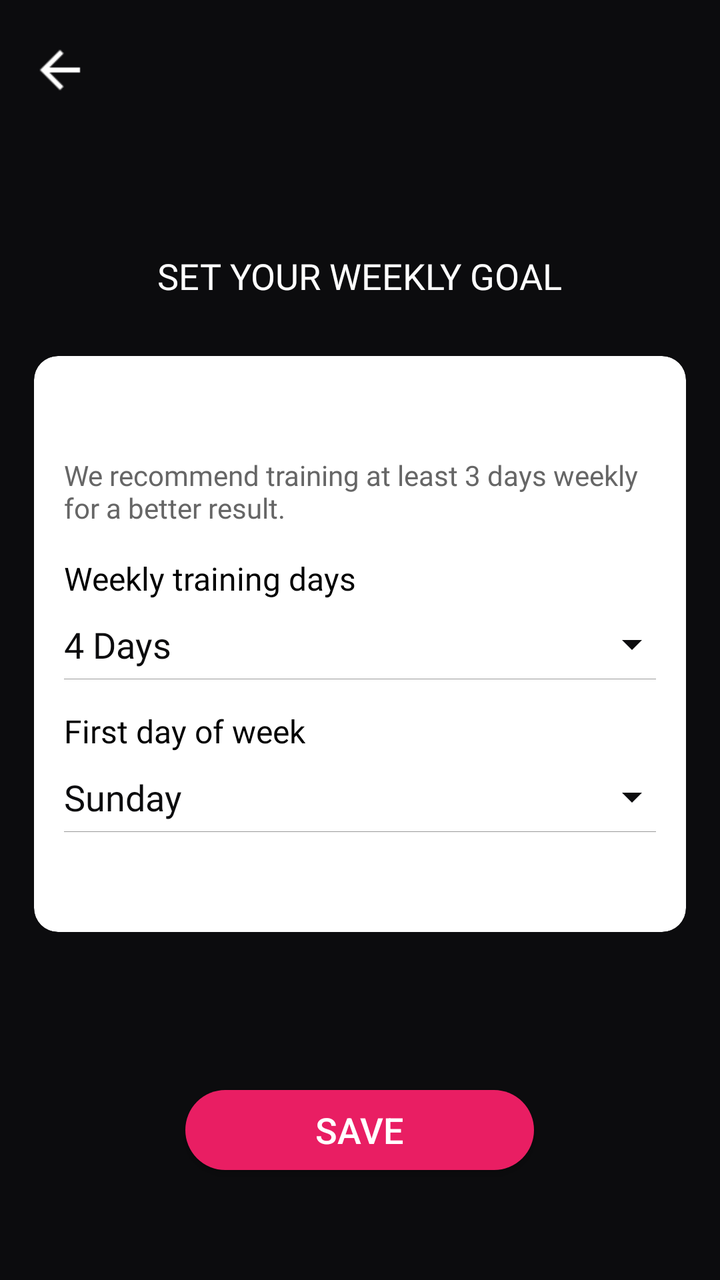
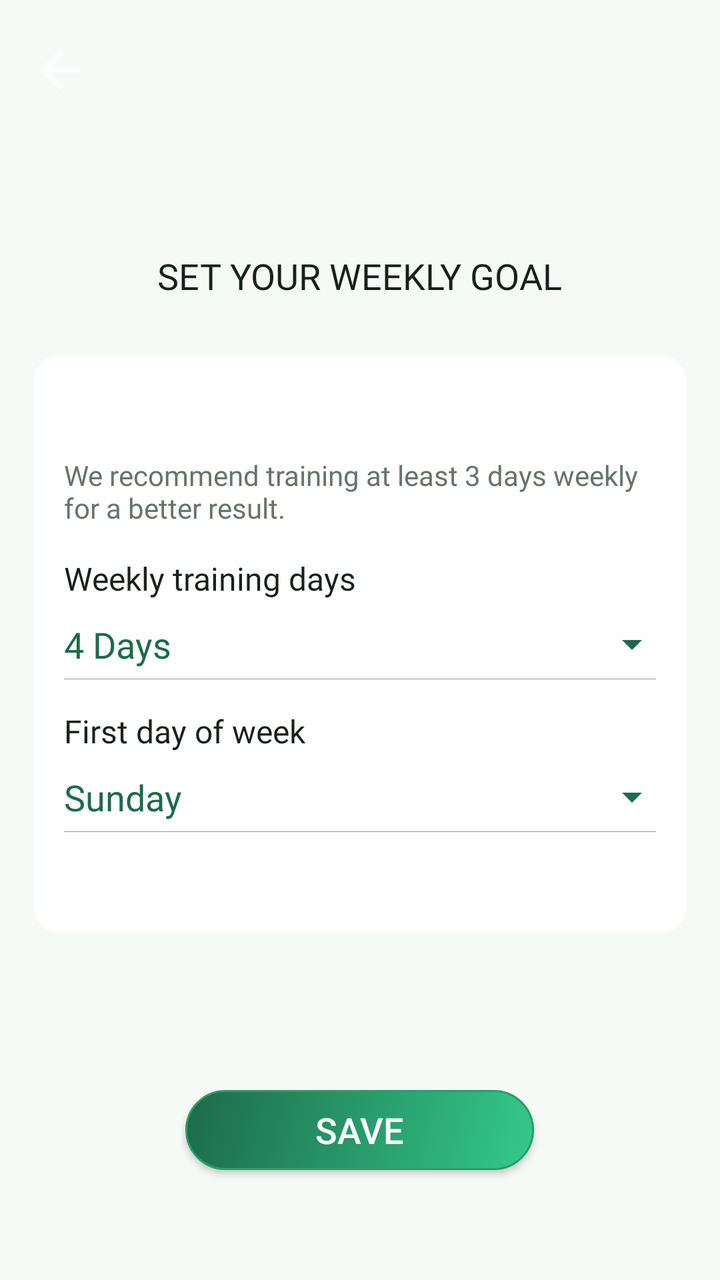

Two renders of the same Android screen: before a commit and after it. Below are the layout's source before the change and the commit's diff.
<!-- AndroidManifest.xml: application theme Theme.Yoga -->
<!-- res/layout/activity_set_your_weekly_goal.xml -->
<?xml version="1.0" encoding="utf-8"?>
<layout xmlns:android="http://schemas.android.com/apk/res/android"
    xmlns:app="http://schemas.android.com/apk/res-auto"
    xmlns:tools="http://schemas.android.com/tools">

    <data>

        <import type="android.view.View" />

        <variable
            name="isLoading"
            type="java.lang.Boolean" />

    </data>


    <LinearLayout
        android:layout_width="match_parent"
        android:layout_height="match_parent"
        android:orientation="vertical"
        android:gravity="bottom"
        android:background="@color/bg_common_blue"
        android:paddingTop="@dimen/_10sdp"
        android:paddingBottom="@dimen/_5sdp"
        android:paddingStart="@dimen/_5sdp"
        android:paddingEnd="@dimen/_5sdp">

        <FrameLayout
            android:id="@+id/ad_view_container"
            android:layout_width="match_parent"
            android:layout_height="wrap_content" />

        <androidx.appcompat.widget.AppCompatImageView
            android:id="@+id/imgBack"
            android:layout_width="50dp"
            android:layout_height="50dp"
            android:padding="10dp"
            android:src="@drawable/td_btn_back_w"/>

        <LinearLayout
            android:id="@+id/llContainer"
            android:layout_width="match_parent"
            android:layout_height="0dp"
            android:layout_weight="1"
            android:gravity="center"
            android:orientation="vertical"
            android:layout_marginTop="@dimen/_20sdp"
            android:paddingStart="@dimen/_5sdp"
            android:paddingEnd="@dimen/_5sdp">

            <TextView
                    android:fontFamily="@font/poppins"
                android:layout_width="wrap_content"
                android:layout_height="wrap_content"
                android:layout_gravity="center_horizontal"
                style="@style/txt_fff_18"
                android:text="@string/set_your_weekly_goal"
                android:textAllCaps="true"/>

            <androidx.cardview.widget.CardView
                android:layout_width="match_parent"
                android:layout_height="wrap_content"
                android:layout_marginTop="@dimen/_25sdp"
                android:layout_marginBottom="@dimen/_25sdp"
                android:layout_marginStart="@dimen/_5sdp"
                android:layout_marginEnd="@dimen/_5sdp"
                app:cardCornerRadius="12dp"
                app:cardElevation="0dp"
                app:cardPreventCornerOverlap="false"
                app:cardUseCompatPadding="true">

                <LinearLayout
                    android:layout_width="match_parent"
                    android:layout_height="match_parent"
                    android:paddingTop="@dimen/_50sdp"
                    android:paddingBottom="@dimen/_50sdp"
                    android:paddingStart="@dimen/_15sdp"
                    android:paddingEnd="@dimen/_15sdp"
                    android:orientation="vertical"
                    android:gravity="center">

                    <TextView
                    android:fontFamily="@font/poppins"
                        android:layout_width="match_parent"
                        android:layout_height="wrap_content"
                        style="@style/txt_666_14"
                        android:text="@string/tip_weekly_goal"/>

                    <TextView
                    android:fontFamily="@font/poppins"
                        android:layout_width="match_parent"
                        android:layout_height="wrap_content"
                        style="@style/txt_000_16"
                        android:layout_marginTop="@dimen/_15sdp"
                        android:text="Weekly training days"/>

                    <LinearLayout
                        android:id="@+id/llTrainingDay"
                        android:layout_width="match_parent"
                        android:layout_height="wrap_content"
                        android:orientation="horizontal"
                        android:paddingTop="@dimen/_5sdp"
                        android:paddingBottom="@dimen/_5sdp"
                        android:layout_marginTop="@dimen/_5sdp">

                        <TextView
                    android:fontFamily="@font/poppins"
                            android:id="@+id/tvTrainingDay"
                            android:layout_width="match_parent"
                            android:layout_height="wrap_content"
                            style="@style/txt_green_18"
                            android:drawableEnd="@drawable/ic_arrow_drop_down"
                            android:drawableTint="@color/green_text"
                            android:text="@string/_4_days"/>

                    </LinearLayout>

                    <View
                        android:layout_width="match_parent"
                        android:layout_height="1px"
                        android:background="@color/gray_light_"/>

                    <TextView
                    android:fontFamily="@font/poppins"
                        android:layout_width="match_parent"
                        android:layout_height="wrap_content"
                        style="@style/txt_000_16"
                        android:layout_marginTop="@dimen/_15sdp"
                        android:text="First day of week"/>

                    <LinearLayout
                        android:id="@+id/llFirstDayOfWeek"
                        android:layout_width="match_parent"
                        android:layout_height="wrap_content"
                        android:orientation="horizontal"
                        android:paddingTop="@dimen/_5sdp"
                        android:paddingBottom="@dimen/_5sdp"
                        android:layout_marginTop="@dimen/_5sdp">

                        <TextView
                    android:fontFamily="@font/poppins"
                            android:id="@+id/tvFirstDayOfWeek"
                            android:layout_width="match_parent"
                            android:layout_height="wrap_content"
                            style="@style/txt_green_18"
                            android:drawableEnd="@drawable/ic_arrow_drop_down"
                            android:drawableTint="@color/green_text"
                            android:text="@string/sunday"/>

                    </LinearLayout>

                    <View
                        android:layout_width="match_parent"
                        android:layout_height="1px"
                        android:background="@color/gray_light_"/>

                </LinearLayout>

            </androidx.cardview.widget.CardView>

        </LinearLayout>

        <androidx.appcompat.widget.AppCompatButton
            android:id="@+id/btnSave"
            style="@style/txt_fff_18"
            android:layout_width="wrap_content"
            android:layout_height="@dimen/btn_height"
            android:paddingStart="@dimen/_65sdp"
            android:paddingEnd="@dimen/_65sdp"
            android:layout_gravity="center_horizontal"
            android:layout_marginTop="@dimen/_5sdp"
            android:layout_marginBottom="@dimen/_50sdp"
            android:background="@drawable/btn_bg_round_gradiant"

            android:text="@string/save"
            />

    </LinearLayout>

</layout>
<!-- resources referenced by this layout -->
<resources>
  <color name="bg_common_blue">#0C0C0E</color>
  <color name="gray_light_">#999999</color>0C0C0E
  <color name="green_text">#0c0c0e</color>
  <dimen name="_10sdp">10.00dp</dimen>
  <dimen name="_15sdp">15.00dp</dimen>
  <dimen name="_20sdp">20.00dp</dimen>
  <dimen name="_25sdp">25.00dp</dimen>
  <dimen name="_50sdp">50.00dp</dimen>
  <dimen name="_5sdp">5.00dp</dimen>
  <dimen name="_65sdp">65.00dp</dimen>
  <dimen name="btn_height">40sp</dimen>
  <!-- drawable btn_bg_round_gradiant (drawable) -->
  <?xml version="1.0" encoding="utf-8"?>
  <shape xmlns:android="http://schemas.android.com/apk/res/android"
      android:shape="rectangle">
  
      <gradient
              android:startColor="@color/theme"
              android:endColor="@color/theme"
          android:angle="315"/>
      <corners android:radius="70dp" />
  
  </shape>
  <!-- drawable ic_arrow_drop_down (drawable) -->
  <vector xmlns:android="http://schemas.android.com/apk/res/android"
          android:width="24dp"
          android:height="24dp"
          android:viewportWidth="24.0"
          android:viewportHeight="24.0">
      <path
          android:fillColor="#FF000000"
          android:pathData="M7,10l5,5 5,-5z"/>
  </vector>
  <!-- drawable td_btn_back_w: png bitmap (drawable, 147 bytes) -->
  <string name="_4_days">4 Days</string>
  <string name="save">Save</string>
  <string name="set_your_weekly_goal">Set Your Weekly Goal</string>
  <string name="sunday">Sunday</string>
  <string name="tip_weekly_goal">We recommend training at least 3 days weekly for a better result.</string>
  <style name="txt_000_16">
          <item name="android:textColor">@color/black</item>
          <item name="android:textSize">16sp</item>
      </style>
  <style name="txt_666_14">
          <item name="android:textColor">#666666</item>
          <item name="android:textSize">14sp</item>
      </style>
  <style name="txt_fff_18">
          <item name="android:textColor">@color/white</item>
          <item name="android:textSize">18sp</item>
      </style>
  <style name="txt_green_18">
          <item name="android:textColor">@color/green_text</item>
          <item name="android:textSize">18sp</item>
      </style>
  <style name="Theme.Yoga" parent="Base.Theme.Yoga" />
  <color name="theme">#E91E63</color>
  <color name="black">#000000</color>
  <color name="white">#ffffff</color>
  <style name="Base.Theme.Yoga" parent="Theme.Material3.DayNight.NoActionBar">
          <item name="colorPrimary">@color/primary</item>
          <item name="colorPrimaryDark">@color/colorPrimaryDark</item>
          <item name="colorAccent">@color/colorAccent</item>
          <item name="android:statusBarColor">@color/colorPrimaryDark</item>
      </style>
  <color name="primary">#0c0c0e</color>
  <color name="colorPrimaryDark">#0c0c0e</color>
  <color name="colorAccent">#2c2c2e</color>
</resources>

<!-- the commit's change to res/layout/activity_set_your_weekly_goal.xml (unified diff, before → after) -->
@@ -171,6 +171,7 @@
             android:layout_marginTop="@dimen/_5sdp"
             android:layout_marginBottom="@dimen/_50sdp"
             android:background="@drawable/btn_bg_round_gradiant"
+            android:textColor="@color/text_inverse"
 
             android:text="@string/save"
             />
<!-- resource entries referenced after the edit -->
@@ -1,8 +1,9 @@
 <!-- resources referenced by this layout -->
 <resources>
-  <color name="bg_common_blue">#0C0C0E</color>
-  <color name="gray_light_">#999999</color>0C0C0E
-  <color name="green_text">#0c0c0e</color>
+  <color name="bg_common_blue">#F6FAF7</color>
+  <color name="gray_light_">#999999</color>
+  <color name="green_text">#1C6B4A</color>
+  <color name="text_inverse">#FFFFFF</color>
   <dimen name="_10sdp">10.00dp</dimen>
   <dimen name="_15sdp">15.00dp</dimen>
   <dimen name="_20sdp">20.00dp</dimen>
@@ -13,16 +14,22 @@
   <dimen name="btn_height">40sp</dimen>
   <!-- drawable btn_bg_round_gradiant (drawable) -->
   <?xml version="1.0" encoding="utf-8"?>
-  <shape xmlns:android="http://schemas.android.com/apk/res/android"
-      android:shape="rectangle">
+  <ripple xmlns:android="http://schemas.android.com/apk/res/android"
+      android:color="#33FFFFFF">
   
-      <gradient
-              android:startColor="@color/theme"
-              android:endColor="@color/theme"
-          android:angle="315"/>
-      <corners android:radius="70dp" />
-  
-  </shape>
+      <item>
+          <shape android:shape="rectangle">
+              <gradient
+                  android:angle="315"
+                  android:endColor="@color/green_gradual_end_color"
+                  android:startColor="@color/green_gradual_start_color" />
+              <stroke
+                  android:width="1dp"
+                  android:color="@color/accent" />
+              <corners android:radius="70dp" />
+          </shape>
+      </item>
+  </ripple>
   <!-- drawable ic_arrow_drop_down (drawable) -->
   <vector xmlns:android="http://schemas.android.com/apk/res/android"
           android:width="24dp"
@@ -40,15 +47,15 @@
   <string name="sunday">Sunday</string>
   <string name="tip_weekly_goal">We recommend training at least 3 days weekly for a better result.</string>
   <style name="txt_000_16">
-          <item name="android:textColor">@color/black</item>
+          <item name="android:textColor">@color/text_primary</item>
           <item name="android:textSize">16sp</item>
       </style>
   <style name="txt_666_14">
-          <item name="android:textColor">#666666</item>
+          <item name="android:textColor">@color/text_secondary</item>
           <item name="android:textSize">14sp</item>
       </style>
   <style name="txt_fff_18">
-          <item name="android:textColor">@color/white</item>
+          <item name="android:textColor">@color/text_primary</item>
           <item name="android:textSize">18sp</item>
       </style>
   <style name="txt_green_18">
@@ -56,17 +63,25 @@
           <item name="android:textSize">18sp</item>
       </style>
   <style name="Theme.Yoga" parent="Base.Theme.Yoga" />
-  <color name="theme">#E91E63</color>
-  <color name="black">#000000</color>
-  <color name="white">#ffffff</color>
+  <color name="green_gradual_end_color">#34C98B</color>
+  <color name="green_gradual_start_color">#1C6B4A</color>
+  <color name="accent">#2A9D68</color>
+  <color name="text_primary">#17211B</color>
+  <color name="text_secondary">#667568</color>
   <style name="Base.Theme.Yoga" parent="Theme.Material3.DayNight.NoActionBar">
           <item name="colorPrimary">@color/primary</item>
           <item name="colorPrimaryDark">@color/colorPrimaryDark</item>
           <item name="colorAccent">@color/colorAccent</item>
+          <item name="colorSurface">@color/surface_card</item>
+          <item name="colorOnSurface">@color/text_primary</item>
+          <item name="android:windowLightStatusBar" tools:targetApi="m">true</item>
+          <item name="android:navigationBarColor">@color/bottom_nav_background</item>
           <item name="android:statusBarColor">@color/colorPrimaryDark</item>
       </style>
-  <color name="primary">#0c0c0e</color>
-  <color name="colorPrimaryDark">#0c0c0e</color>
-  <color name="colorAccent">#2c2c2e</color>
+  <color name="primary">#F6FAF7</color>
+  <color name="colorPrimaryDark">#1C6B4A</color>
+  <color name="colorAccent">#2A9D68</color>
+  <color name="surface_card">#FFFFFF</color>
+  <color name="bottom_nav_background">#FFFFFF</color>
 </resources>
 
